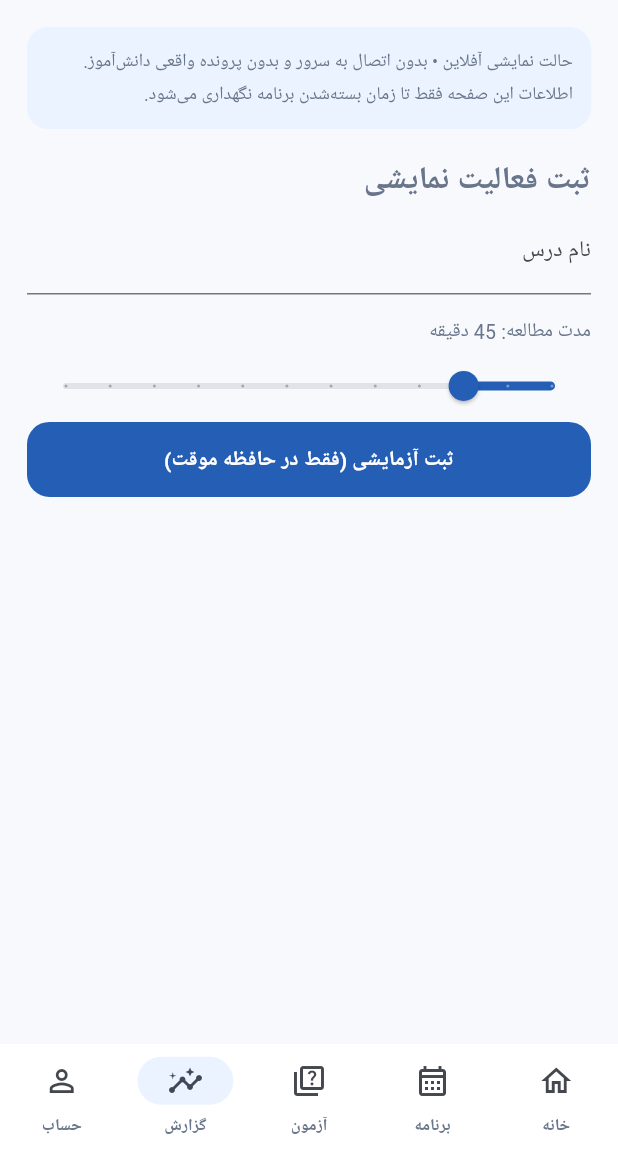
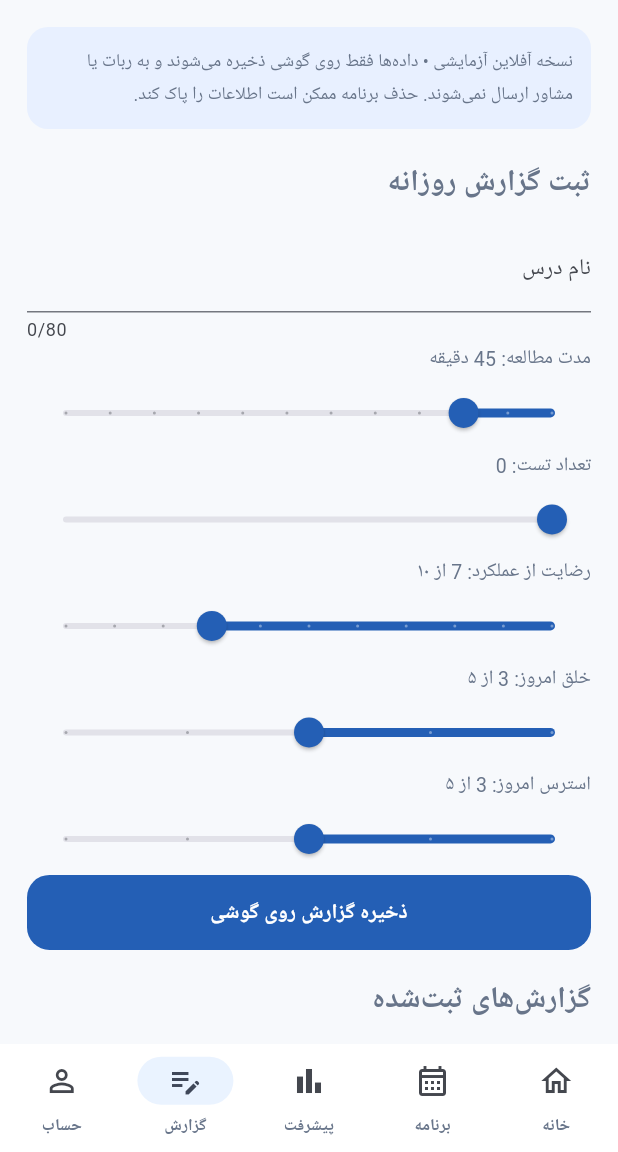
Before and after one commit to mohsentsani-eng/telegram-bot, a Flutter app: the ApexDemoScreen screen opened directly, item 4 of the bottom bar chosen, on a phone screen of 412 x 824 dp, the part 84-1236 px from its top. Run offline on Flutter 3.47's test engine with Material 3 defaults, Android fonts, the phone set to English and light mode, and no system bars; our stand-ins replace flutter_secure_storage, shared_preferences; accounts and stored records are empty; Roboto replaces fonts that are missing (Vazirmatn).

Commit message:
feat(mobile): persistent offline daily tasks, study reports and weekly progress

```diff
--- a/mobile_app/lib/screens/apex_demo_screen.dart
+++ b/mobile_app/lib/screens/apex_demo_screen.dart
@@ -1,82 +1,177 @@
+import 'dart:convert';
 import 'package:flutter/material.dart';
-import '../theme/app_theme.dart';
+import 'package:shared_preferences/shared_preferences.dart';
 
-/// Isolated preview: no authentication, student IDs, API calls, or uploads.
 class ApexDemoScreen extends StatefulWidget {
   const ApexDemoScreen({super.key});
   @override
   State<ApexDemoScreen> createState() => _ApexDemoScreenState();
 }
-
 class _ApexDemoScreenState extends State<ApexDemoScreen> {
-  int tab = 0;
-  final subject = TextEditingController();
-  final List<String> activities = [];
-  int minutes = 45;
+  static const storageKey = 'apex360_offline_v1';
+  final taskController = TextEditingController();
+  final subjectController = TextEditingController();
+  int tab = 0, minutes = 45, tests = 0, satisfaction = 7, mood = 3, stress = 3;
+  bool ready = false;
+  List<Map<String, dynamic>> tasks = [], reports = [];
+  String get today => DateTime.now().toIso8601String().substring(0, 10);
 
   @override
-  void dispose() {
-    subject.dispose();
-    super.dispose();
+  void initState() { super.initState(); load(); }
+  Future<void> load() async {
+    try {
+      final prefs = await SharedPreferences.getInstance();
+      final raw = prefs.getString(storageKey);
+      if (raw != null) {
+        final data = jsonDecode(raw) as Map<String, dynamic>;
+        tasks = (data['tasks'] as List<dynamic>).map((v) => Map<String, dynamic>.from(v as Map)).toList();
+        reports = (data['reports'] as List<dynamic>).map((v) => Map<String, dynamic>.from(v as Map)).toList();
+      }
+      if (mounted) setState(() => ready = true);
+    } catch (_) {
+      if (mounted) ScaffoldMessenger.of(context).showSnackBar(const SnackBar(
+        content: Text('خواندن داده‌ها ممکن نشد. برای حفاظت از اطلاعات، ثبت غیرفعال است.')));
+    }
   }
+  Future<void> save() async {
+    final prefs = await SharedPreferences.getInstance();
+    final success = await prefs.setString(storageKey, jsonEncode({'tasks': tasks, 'reports': reports}));
+    if (!success && mounted) ScaffoldMessenger.of(context).showSnackBar(
+      const SnackBar(content: Text('ذخیره اطلاعات ناموفق بود.')));
+  }
+  Future<void> addTask() async {
+    final name = taskController.text.trim();
+    if (name.isEmpty) return;
+    setState(() => tasks.insert(0, {'title': name, 'date': today, 'done': false}));
+    taskController.clear();
+    await save();
+  }
+  Future<void> addReport() async {
+    final name = subjectController.text.trim();
+    if (name.isEmpty) return;
+    setState(() => reports.insert(0, {'subject': name, 'date': today,
+      'minutes': minutes, 'tests': tests, 'satisfaction': satisfaction,
+      'mood': mood, 'stress': stress}));
+    subjectController.clear();
+    await save();
+  }
+  @override
+  void dispose() { taskController.dispose(); subjectController.dispose(); super.dispose(); }
+  Widget heading(String label) => Padding(
+    padding: const EdgeInsets.only(bottom: 12),
+    child: Text(label, style: const TextStyle(fontSize: 20, fontWeight: FontWeight.w800)));
 
+  Widget home() {
+    final current = tasks.where((t) => t['date'] == today).toList();
+    final done = current.where((t) => t['done'] == true).length;
+    final currentReports = reports.where((r) => r['date'] == today).toList();
+    final total = currentReports.fold<int>(0, (sum, r) => sum + (r['minutes'] as int));
+    final count = currentReports.fold<int>(0, (sum, r) => sum + (r['tests'] as int));
+    return Column(crossAxisAlignment: CrossAxisAlignment.stretch, children: [
+      heading('سلام! امروز چه قدمی برای پیشرفتت برداشتی؟ 🌱'),
+      Card(child: ListTile(title: const Text('اجرای برنامه امروز'),
+        subtitle: LinearProgressIndicator(value: current.isEmpty ? 0 : done / current.length),
+        trailing: Text(done.toString() + ' از ' + current.length.toString()))),
+      Card(child: ListTile(title: const Text('مطالعه امروز'), trailing: Text(total.toString() + ' دقیقه'))),
+      Card(child: ListTile(title: const Text('تست‌های امروز'), trailing: Text(count.toString() + ' تست'))),
+      FilledButton(onPressed: () => setState(() => tab = 1), child: const Text('برنامه‌ریزی امروز')),
+      OutlinedButton(onPressed: () => setState(() => tab = 3), child: const Text('ثبت گزارش مطالعه')),
+    ]);
+  }
+  Widget plan() => Column(crossAxisAlignment: CrossAxisAlignment.stretch, children: [
+    heading('برنامه مطالعاتی روزانه'),
+    TextField(controller: taskController, maxLength: 100,
+      decoration: const InputDecoration(labelText: 'درس یا تکلیف', hintText: 'مثلاً مرور زیست')),
+    FilledButton(onPressed: addTask, child: const Text('افزودن به برنامه امروز')),
+    if (tasks.isEmpty) const Text('هنوز تکلیفی ثبت نشده است.'),
+    ...tasks.asMap().entries.map((entry) => Card(child: CheckboxListTile(
+      title: Text(entry.value['title'] as String),
+      subtitle: Text(entry.value['date'] as String),
+      value: entry.value['done'] == true,
+      onChanged: (value) async {
+        setState(() => tasks[entry.key]['done'] = value ?? false);
+        await save();
+      }))),
+  ]);
+  Widget report() => Column(crossAxisAlignment: CrossAxisAlignment.stretch, children: [
+    heading('ثبت گزارش روزانه'),
+    TextField(controller: subjectController, maxLength: 80,
+      decoration: const InputDecoration(labelText: 'نام درس')),
+    Text('مدت مطالعه: ' + minutes.toString() + ' دقیقه'),
+    Slider(value: minutes.toDouble(), min: 15, max: 180, divisions: 11,
+      onChanged: (value) => setState(() => minutes = value.round())),
+    Text('تعداد تست: ' + tests.toString()),
+    Slider(value: tests.toDouble(), min: 0, max: 100, divisions: 100,
+      onChanged: (value) => setState(() => tests = value.round())),
+    Text('رضایت از عملکرد: ' + satisfaction.toString() + ' از ۱۰'),
+    Slider(value: satisfaction.toDouble(), min: 0, max: 10, divisions: 10,
+      onChanged: (value) => setState(() => satisfaction = value.round())),
+    Text('خلق امروز: ' + mood.toString() + ' از ۵'),
+    Slider(value: mood.toDouble(), min: 1, max: 5, divisions: 4,
+      onChanged: (value) => setState(() => mood = value.round())),
+    Text('استرس امروز: ' + stress.toString() + ' از ۵'),
+    Slider(value: stress.toDouble(), min: 1, max: 5, divisions: 4,
+      onChanged: (value) => setState(() => stress = value.round())),
+    FilledButton(onPressed: addReport, child: const Text('ذخیره گزارش روی گوشی')),
+    const SizedBox(height: 16),
+    heading('گزارش‌های ثبت‌شده'),
+    ...reports.take(30).map((r) => Card(child: ListTile(
+      title: Text(r['subject'].toString() + ' • ' + r['minutes'].toString() + ' دقیقه • ' + r['tests'].toString() + ' تست'),
+      subtitle: Text(r['date'].toString() + ' | رضایت ' + r['satisfaction'].toString() + '/۱۰ | خلق ' + r['mood'].toString() + '/۵ | استرس ' + r['stress'].toString() + '/۵')))),
+  ]);
+  Widget progress() {
+    final now = DateTime.now();
+    final days = List.generate(7, (i) {
+      final date = now.subtract(Duration(days: 6 - i)).toIso8601String().substring(0, 10);
+      final sum = reports.where((r) => r['date'] == date).fold<int>(0, (n, r) => n + (r['minutes'] as int));
+      return (date: date, sum: sum);
+    });
+    final total = days.fold<int>(0, (n, d) => n + d.sum);
+    final maximum = days.fold<int>(60, (n, d) => d.sum > n ? d.sum : n);
+    return Column(crossAxisAlignment: CrossAxisAlignment.stretch, children: [
+      heading('پیشرفت هفت روز گذشته'),
+      Card(child: ListTile(title: const Text('مجموع مطالعه هفتگی'),
+        trailing: Text((total / 60).toStringAsFixed(1) + ' ساعت'))),
+      ...days.map((d) => Padding(padding: const EdgeInsets.symmetric(vertical: 8),
+        child: Row(children: [
+          SizedBox(width: 60, child: Text(d.date.substring(5))),
+          Expanded(child: LinearProgressIndicator(value: d.sum / maximum, minHeight: 12)),
+          SizedBox(width: 75, child: Text(d.sum.toString() + ' دقیقه')),
+        ]))),
+    ]);
+  }
+  Widget account() => Column(crossAxisAlignment: CrossAxisAlignment.stretch, children: [
+    heading('حساب محلی'),
+    const Card(child: ListTile(title: Text('Apex360 ترنم همدلی'),
+      subtitle: Text('حساب آزمایشی؛ بدون اتصال به پرونده دانش‌آموز'))),
+    Card(child: ListTile(title: const Text('تکالیف ذخیره‌شده'), trailing: Text(tasks.length.toString()))),
+    Card(child: ListTile(title: const Text('گزارش‌های ذخیره‌شده'), trailing: Text(reports.length.toString()))),
+  ]);
   @override
-  Widget build(BuildContext context) => Directionality(
-    textDirection: TextDirection.rtl,
+  Widget build(BuildContext context) => Directionality(textDirection: TextDirection.rtl,
     child: Scaffold(
       appBar: AppBar(title: const Text('Apex360 | ترنم همدلی')),
-      body: SafeArea(child: ListView(padding: const EdgeInsets.all(18), children: [
-        Container(padding: const EdgeInsets.all(12),
-          decoration: BoxDecoration(color: AppColors.sky, borderRadius: BorderRadius.circular(14)),
-          child: const Text('حالت نمایشی آفلاین • بدون اتصال به سرور و بدون پرونده واقعی دانش‌آموز. اطلاعات این صفحه فقط تا زمان بسته‌شدن برنامه نگهداری می‌شود.',
-            style: TextStyle(fontSize: 12, height: 1.8))),
-        const SizedBox(height: 16),
-        if (tab == 0) ...[
-          const Text('سلام! به مسیر پیشرفتت خوش آمدی 🌱', style: TextStyle(fontSize: 22, fontWeight: FontWeight.bold)),
-          const SizedBox(height: 12),
-          const Card(child: ListTile(title: Text('برنامه امروز'), subtitle: Text('برای مشاهده برنامه نمونه، بخش برنامه را انتخاب کن.'), leading: Icon(Icons.calendar_month))),
-          Card(child: ListTile(title: const Text('گزارش فعالیت‌ها'), subtitle: Text('${activities.length} فعالیت نمایشی ثبت شده'), leading: const Icon(Icons.insights))),
-          const Card(child: ListTile(title: Text('همراهی مشاور'), subtitle: Text('در نسخه نمایشی غیرفعال است.'), leading: Icon(Icons.support_agent))),
-        ],
-        if (tab == 1) ...[
-          const Text('برنامه مطالعاتی نمونه', style: TextStyle(fontSize: 21, fontWeight: FontWeight.bold)),
-          for (final task in ['ریاضی • مرور ۳۰ دقیقه', 'زیست • مطالعه ۴۵ دقیقه', 'فارسی • تمرین ۲۰ دقیقه'])
-            Card(child: ListTile(title: Text(task), leading: const Icon(Icons.check_circle_outline))),
-        ],
-        if (tab == 2) ...[
-          const Text('آزمون‌های نمونه', style: TextStyle(fontSize: 21, fontWeight: FontWeight.bold)),
-          const Card(child: ListTile(title: Text('آزمون تمرینی ریاضی'), subtitle: Text('فقط نمایش؛ آزمون واقعی هنوز فعال نیست'))),
-          const Card(child: ListTile(title: Text('مهارت‌های یادگیری'), subtitle: Text('فقط نمایش؛ نتیجه‌ای ذخیره نمی‌شود'))),
-        ],
-        if (tab == 3) ...[
-          const Text('ثبت فعالیت نمایشی', style: TextStyle(fontSize: 21, fontWeight: FontWeight.bold)),
-          TextField(controller: subject, decoration: const InputDecoration(labelText: 'نام درس')),
-          const SizedBox(height: 14),
-          Text('مدت مطالعه: $minutes دقیقه'),
-          Slider(value: minutes.toDouble(), min: 15, max: 180, divisions: 11,
-            onChanged: (v) => setState(() => minutes = v.round())),
-          FilledButton(onPressed: () {
-            if (subject.text.trim().isEmpty) return;
-            setState(() => activities.insert(0, '${subject.text.trim()} • $minutes دقیقه'));
-            subject.clear();
-          }, child: const Text('ثبت آزمایشی (فقط در حافظه موقت)')),
-          for (final item in activities) Card(child: ListTile(title: Text(item))),
-        ],
-        if (tab == 4) ...[
-          const Text('حساب نمایشی', style: TextStyle(fontSize: 21, fontWeight: FontWeight.bold)),
-          const Card(child: ListTile(title: Text('دانش‌آموز نمونه'), subtitle: Text('هیچ اطلاعات واقعی دریافت نشده است'))),
-          const Card(child: ListTile(title: Text('اتصال به تلگرام'), subtitle: Text('در حالت نمایشی غیرفعال است'))),
-        ],
-      ])),
+      body: !ready ? const Center(child: CircularProgressIndicator()) :
+        SafeArea(child: ListView(padding: const EdgeInsets.all(18), children: [
+          Container(padding: const EdgeInsets.all(12),
+            decoration: BoxDecoration(color: const Color(0xFFE8F0FF), borderRadius: BorderRadius.circular(14)),
+            child: const Text('نسخه آفلاین آزمایشی • داده‌ها فقط روی گوشی ذخیره می‌شوند و به ربات یا مشاور ارسال نمی‌شوند. حذف برنامه ممکن است اطلاعات را پاک کند.',
+              style: TextStyle(fontSize: 12, height: 1.8))),
+          const SizedBox(height: 18),
+          if (tab == 0) home(),
+          if (tab == 1) plan(),
+          if (tab == 2) progress(),
+          if (tab == 3) report(),
+          if (tab == 4) account(),
+        ])),
       bottomNavigationBar: NavigationBar(selectedIndex: tab,
-        onDestinationSelected: (value) => setState(() => tab = value),
+        onDestinationSelected: (v) => setState(() => tab = v),
         destinations: const [
           NavigationDestination(icon: Icon(Icons.home_outlined), label: 'خانه'),
           NavigationDestination(icon: Icon(Icons.calendar_month_outlined), label: 'برنامه'),
-          NavigationDestination(icon: Icon(Icons.quiz_outlined), label: 'آزمون'),
-          NavigationDestination(icon: Icon(Icons.insights_outlined), label: 'گزارش'),
+          NavigationDestination(icon: Icon(Icons.bar_chart_outlined), label: 'پیشرفت'),
+          NavigationDestination(icon: Icon(Icons.edit_note_outlined), label: 'گزارش'),
           NavigationDestination(icon: Icon(Icons.person_outline), label: 'حساب'),
         ]),
-    ),
-  );
+    ));
 }
```
